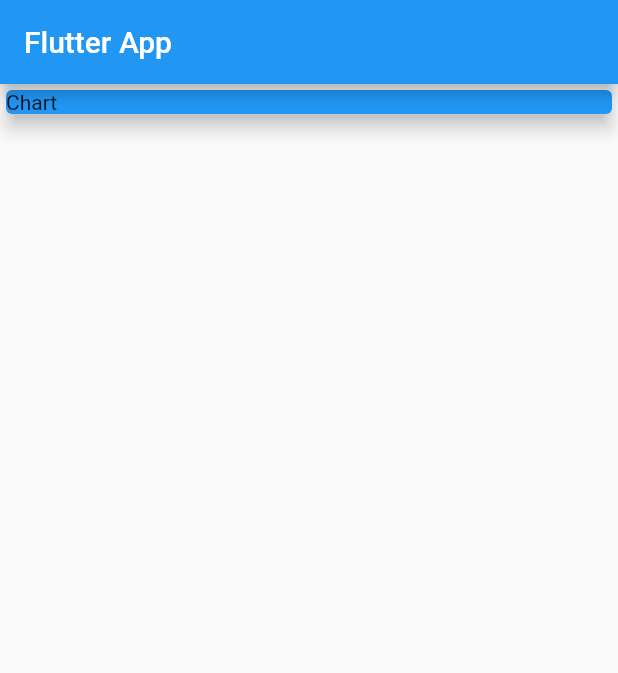
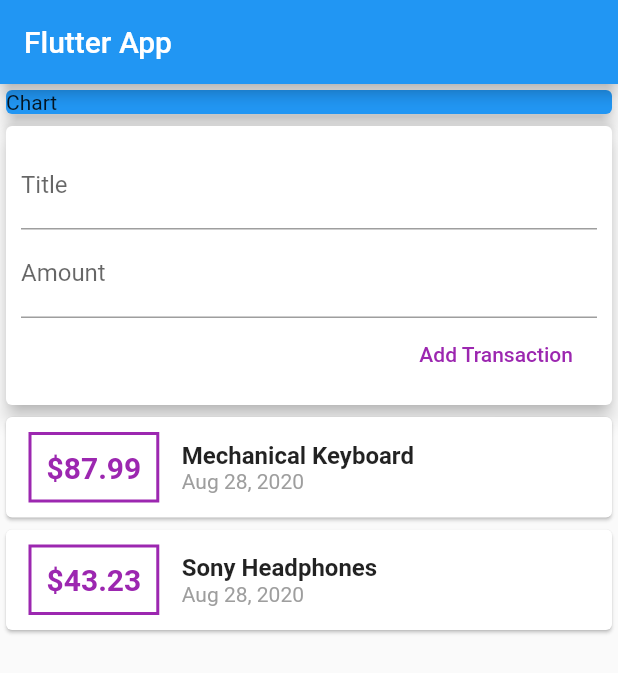
Before and after one commit to yasminmenchaca/flutter-expense-app, a Flutter app: the screen it shows after launch, on a phone screen of 412 x 824 dp. Shown: the top 673 px of the screen. Run offline on Flutter 3.47's test engine with Material 2 defaults, Android fonts, the phone set to English and light mode, and no system bars.

Commit message:
Connecting Widgets & Managing Data / State

```diff
--- a/lib/main.dart
+++ b/lib/main.dart
@@ -1,4 +1,5 @@
 import 'package:flutter/material.dart';
+import './widgets/user_transaction.dart';
 
 void main() => runApp(MyApp());
 
@@ -36,6 +37,7 @@ class MyHomePage extends StatelessWidget {
               elevation: 5,
             ),
           ),
+          UserTransaction()
         ],
       ),
     );
--- a/lib/widgets/user_transaction.dart
+++ b/lib/widgets/user_transaction.dart
@@ -24,10 +24,22 @@ class _UserTransactionState extends State<UserTransaction> {
     )
   ];
 
+  void _addNewTransaction(String txTitle, double txAmount) {
+    final newTx = Transaction(
+        title: txTitle,
+        amount: txAmount,
+        date: DateTime.now(),
+        id: DateTime.now().toString());
+
+    setState(() {
+      _userTransactions.add(newTx);
+    });
+  }
+
   @override
   Widget build(BuildContext context) {
     return Column(
-      children: [NewTransaction(), TransactionList()],
+      children: [NewTransaction(), TransactionList(_userTransactions)],
     );
   }
 }
```
